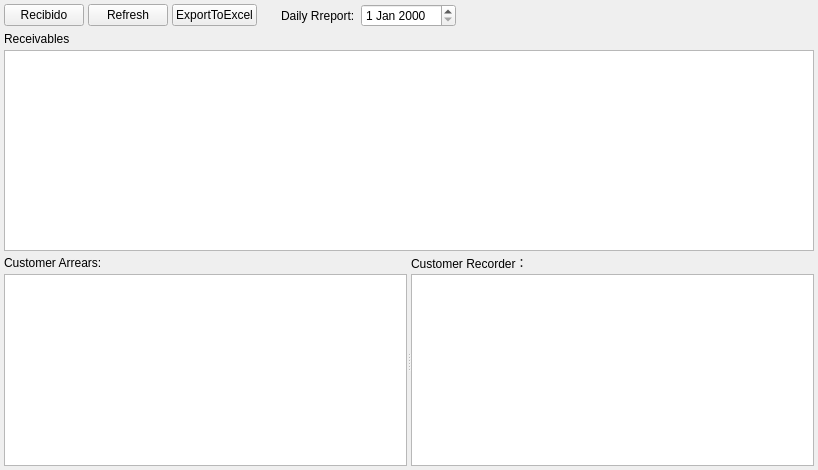
Old version of the form Ui/FormReceivables.ui in the repository golden7602/zion.
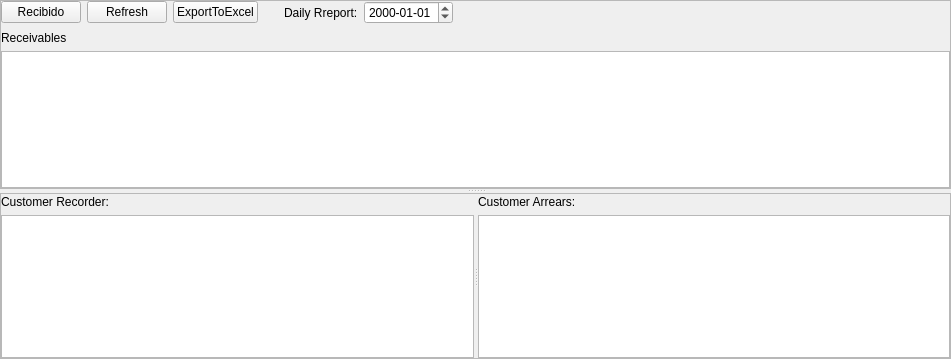
New version of the form. Icons and pictures are not drawn.

Diff of the .ui file:
```diff
--- a/Ui/FormReceivables.ui
+++ b/Ui/FormReceivables.ui
@@ -6,8 +6,8 @@
    <rect>
     <x>0</x>
     <y>0</y>
-    <width>818</width>
-    <height>470</height>
+    <width>951</width>
+    <height>359</height>
    </rect>
   </property>
   <property name="font">
@@ -22,19 +22,59 @@
   </property>
   <layout class="QVBoxLayout" name="verticalLayout_5">
    <property name="spacing">
-    <number>4</number>
+    <number>0</number>
    </property>
    <property name="leftMargin">
-    <number>4</number>
+    <number>0</number>
    </property>
    <property name="topMargin">
-    <number>4</number>
+    <number>0</number>
    </property>
    <property name="rightMargin">
-    <number>4</number>
+    <number>0</number>
    </property>
    <property name="bottomMargin">
-    <number>4</number>
+    <number>0</number>
+   </property>
+   <item>
+    <widget class="QSplitter" name="splitter">
+     <property name="orientation">
+      <enum>Qt::Vertical</enum>
+     </property>
+     <property name="opaqueResize">
+      <bool>true</bool>
+     </property>
+     <property name="childrenCollapsible">
+      <bool>false</bool>
+     </property>
+     <widget class="QFrame" name="frame_2">
+      <property name="sizePolicy">
+       <sizepolicy hsizetype="Preferred" vsizetype="Preferred">
+        <horstretch>3</horstretch>
+        <verstretch>0</verstretch>
+       </sizepolicy>
+      </property>
+      <property name="frameShape">
+       <enum>QFrame::StyledPanel</enum>
+      </property>
+      <property name="frameShadow">
+       <enum>QFrame::Raised</enum>
+      </property>
+      <layout class="QVBoxLayout" name="verticalLayout_2">
+       <property name="spacing">
+        <number>6</number>
+       </property>
+       <property name="leftMargin">
+        <number>0</number>
+       </property>
+       <property name="topMargin">
+        <number>0</number>
+       </property>
+       <property name="rightMargin">
+        <number>0</number>
+       </property>
+       <property name="bottomMargin">
+        <number>0</number>
    </property>
    <item>
     <layout class="QHBoxLayout" name="horizontalLayout_3">
@@ -122,7 +162,11 @@
         </widget>
        </item>
        <item>
-        <widget class="QDateEdit" name="dateEdit"/>
+            <widget class="QDateEdit" name="dateEdit">
+             <property name="displayFormat">
+              <string>yyyy-MM-dd</string>
+             </property>
+            </widget>
        </item>
       </layout>
      </item>
@@ -164,6 +208,12 @@
      </item>
      <item>
       <widget class="QTableView" name="SubCurrentDayRec">
+           <property name="minimumSize">
+            <size>
+             <width>0</width>
+             <height>100</height>
+            </size>
+           </property>
        <property name="maximumSize">
         <size>
          <width>16777214</width>
@@ -174,45 +224,47 @@
      </item>
     </layout>
    </item>
+      </layout>
+     </widget>
+     <widget class="QFrame" name="frame">
+      <property name="sizePolicy">
+       <sizepolicy hsizetype="Preferred" vsizetype="Preferred">
+        <horstretch>1</horstretch>
+        <verstretch>0</verstretch>
+       </sizepolicy>
+      </property>
+      <property name="frameShape">
+       <enum>QFrame::StyledPanel</enum>
+      </property>
+      <property name="frameShadow">
+       <enum>QFrame::Raised</enum>
+      </property>
+      <layout class="QVBoxLayout" name="verticalLayout_6">
+       <property name="spacing">
+        <number>0</number>
+       </property>
+       <property name="leftMargin">
+        <number>0</number>
+       </property>
+       <property name="topMargin">
+        <number>0</number>
+       </property>
+       <property name="rightMargin">
+        <number>0</number>
+       </property>
+       <property name="bottomMargin">
+        <number>0</number>
+       </property>
    <item>
-    <widget class="QSplitter" name="splitter">
+        <widget class="QSplitter" name="splitter_2">
      <property name="orientation">
       <enum>Qt::Horizontal</enum>
      </property>
-     <widget class="QWidget" name="layoutWidget">
-      <layout class="QVBoxLayout" name="verticalLayout_2">
-       <property name="spacing">
-        <number>4</number>
-       </property>
-       <item>
-        <widget class="QLabel" name="label_2">
-         <property name="minimumSize">
-          <size>
-           <width>0</width>
-           <height>15</height>
-          </size>
-         </property>
-         <property name="maximumSize">
-          <size>
-           <width>16777215</width>
-           <height>15</height>
-          </size>
-         </property>
-         <property name="text">
-          <string>Customer Arrears:</string>
-         </property>
-        </widget>
-       </item>
-       <item>
-        <widget class="QTableView" name="SubCustomerArrearsList"/>
-       </item>
-      </layout>
-     </widget>
+         <property name="childrenCollapsible">
+          <bool>false</bool>
+         </property>
      <widget class="QWidget" name="layoutWidget">
       <layout class="QVBoxLayout" name="verticalLayout_3">
-       <property name="spacing">
-        <number>4</number>
-       </property>
        <item>
         <widget class="QLabel" name="label_3">
          <property name="minimumSize">
@@ -228,18 +280,55 @@
           </size>
          </property>
          <property name="text">
-          <string>Customer Recorder：</string>
+              <string>Customer Recorder:</string>
          </property>
         </widget>
        </item>
        <item>
         <widget class="QTableView" name="SubCustomerRecorder">
+             <property name="minimumSize">
+              <size>
+               <width>100</width>
+               <height>0</height>
+              </size>
+             </property>
+            </widget>
+           </item>
+          </layout>
+         </widget>
+         <widget class="QWidget" name="layoutWidget">
+          <layout class="QVBoxLayout" name="verticalLayout_4">
+           <item>
+            <widget class="QLabel" name="label_2">
+             <property name="minimumSize">
+              <size>
+               <width>0</width>
+               <height>15</height>
+              </size>
+             </property>
          <property name="maximumSize">
           <size>
            <width>16777215</width>
-           <height>16777215</height>
-          </size>
-         </property>
+               <height>15</height>
+              </size>
+             </property>
+             <property name="text">
+              <string>Customer Arrears:</string>
+             </property>
+            </widget>
+           </item>
+           <item>
+            <widget class="QTableView" name="SubCustomerArrearsList">
+             <property name="minimumSize">
+              <size>
+               <width>100</width>
+               <height>0</height>
+              </size>
+             </property>
+            </widget>
+           </item>
+          </layout>
+         </widget>
         </widget>
        </item>
       </layout>
```
Left out of the diff: 2 changed lines with no effect on the pictures. Lines whose indentation alone changed are shown as unchanged.
